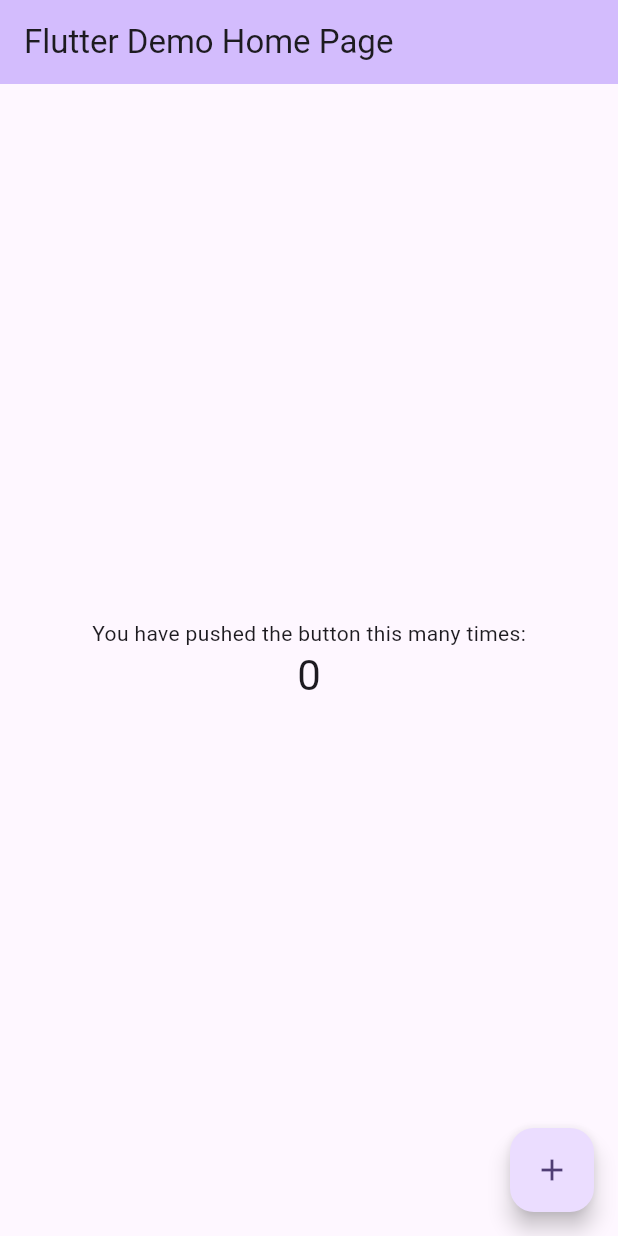
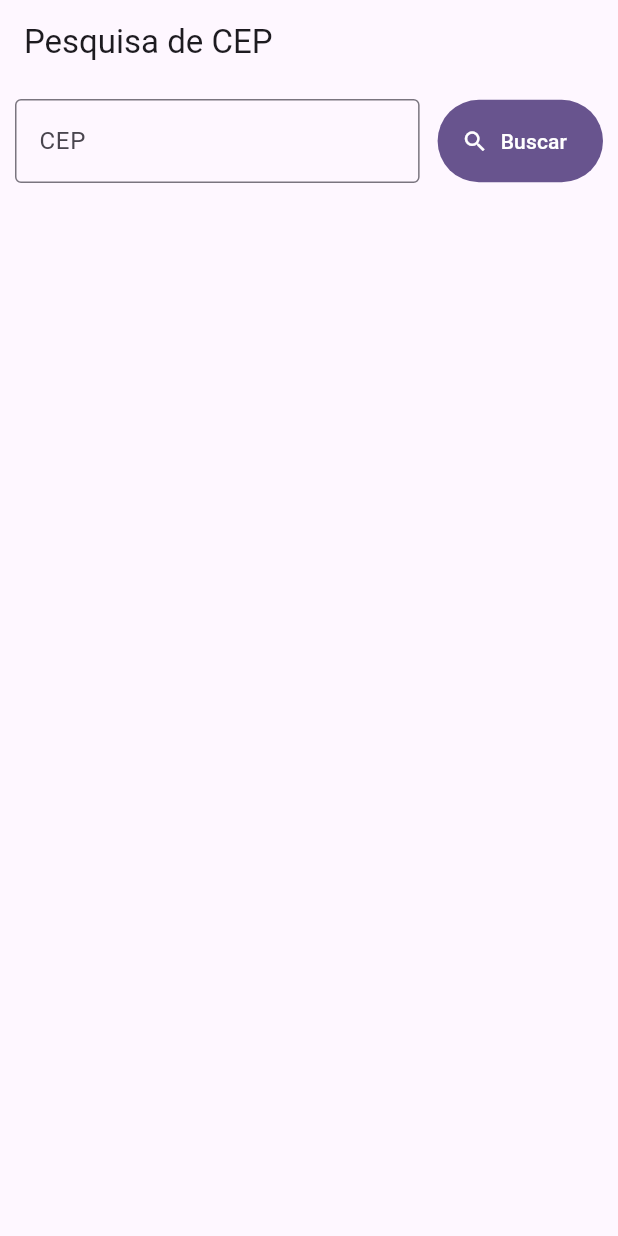
Before and after one commit to samuel-2future/flutter_mvvm_designer_patterns, a Flutter app: the screen it shows after launch, on a phone screen of 412 x 824 dp. Run offline on Flutter 3.47's test engine with Material 3 defaults, Android fonts, the phone set to English and light mode, and no system bars; our stand-ins replace get_it.

Commit message:
camadas DDD + MVVVM

```diff
--- /dev/null
+++ b/lib/data/repositories/cep_repository_impl.dart
@@ -0,0 +1,16 @@
+import '../../domain/entities/cep_address.dart';
+import '../../domain/repositories/cep_repository.dart';
+import '../mappers/cep_address_mapper.dart';
+import '../sources/remote/cep_remote_source.dart';
+
+class CepRepositoryImpl implements CepRepository {
+  final CepRemoteSource remote;
+
+  CepRepositoryImpl(this.remote);
+
+  @override
+  Future<CepAddress> buscarCepRepo(String cep) async {
+    final dto = await remote.buscarCep(cep);
+    return dto.toDomain();
+  }
+}
--- /dev/null
+++ b/lib/domain/entities/cep_address.dart
@@ -0,0 +1,15 @@
+// domain/entities/cep_address.dart
+class CepAddress {
+  final String cep, logradouro, bairro, localidade, uf;
+  final String? complemento, ddd, ibge;
+  const CepAddress({
+    required this.cep,
+    required this.logradouro,
+    required this.bairro,
+    required this.localidade,
+    required this.uf,
+    this.complemento,
+    this.ddd,
+    this.ibge,
+  });
+}
--- /dev/null
+++ b/lib/domain/repositories/cep_repository.dart
@@ -0,0 +1,5 @@
+import '../entities/cep_address.dart';
+
+abstract class CepRepository {
+  Future<CepAddress> buscarCepRepo(String cep);
+}
--- /dev/null
+++ b/lib/domain/value_objects/Cep.dart
@@ -0,0 +1,13 @@
+class Cep {
+  final String value;
+  static final _re = RegExp(r'^\d{8}$');
+
+  const Cep._(this.value);
+
+  static String _digitsOnly(String s) => s.replaceAll(RegExp(r'\D'), '');
+
+  static Cep? tryParse(String input) {
+    final only = _digitsOnly(input);
+    return _re.hasMatch(only) ? Cep._(only) : null;
+  }
+}
--- a/lib/main.dart
+++ b/lib/main.dart
@@ -1,122 +1,25 @@
 import 'package:flutter/material.dart';
+import 'package:flutter_mvvm_designer_patterns/presentation/views/seach_cep.dart';
 
-void main() {
+import 'app/di/injector.dart';
+
+void main() async {
+  WidgetsFlutterBinding.ensureInitialized();
+  await setupDI();
   runApp(const MyApp());
 }
 
 class MyApp extends StatelessWidget {
   const MyApp({super.key});
 
-  // This widget is the root of your application.
   @override
   Widget build(BuildContext context) {
     return MaterialApp(
       title: 'Flutter Demo',
       theme: ThemeData(
-        // This is the theme of your application.
-        //
-        // TRY THIS: Try running your application with "flutter run". You'll see
-        // the application has a purple toolbar. Then, without quitting the app,
-        // try changing the seedColor in the colorScheme below to Colors.green
-        // and then invoke "hot reload" (save your changes or press the "hot
-        // reload" button in a Flutter-supported IDE, or press "r" if you used
-        // the command line to start the app).
-        //
-        // Notice that the counter didn't reset back to zero; the application
-        // state is not lost during the reload. To reset the state, use hot
-        // restart instead.
-        //
-        // This works for code too, not just values: Most code changes can be
-        // tested with just a hot reload.
         colorScheme: ColorScheme.fromSeed(seedColor: Colors.deepPurple),
       ),
-      home: const MyHomePage(title: 'Flutter Demo Home Page'),
+      home: const SearchCep(),
     );
   }
 }
-
-class MyHomePage extends StatefulWidget {
-  const MyHomePage({super.key, required this.title});
-
-  // This widget is the home page of your application. It is stateful, meaning
-  // that it has a State object (defined below) that contains fields that affect
-  // how it looks.
-
-  // This class is the configuration for the state. It holds the values (in this
-  // case the title) provided by the parent (in this case the App widget) and
-  // used by the build method of the State. Fields in a Widget subclass are
-  // always marked "final".
-
-  final String title;
-
-  @override
-  State<MyHomePage> createState() => _MyHomePageState();
-}
-
-class _MyHomePageState extends State<MyHomePage> {
-  int _counter = 0;
-
-  void _incrementCounter() {
-    setState(() {
-      // This call to setState tells the Flutter framework that something has
-      // changed in this State, which causes it to rerun the build method below
-      // so that the display can reflect the updated values. If we changed
-      // _counter without calling setState(), then the build method would not be
-      // called again, and so nothing would appear to happen.
-      _counter++;
-    });
-  }
-
-  @override
-  Widget build(BuildContext context) {
-    // This method is rerun every time setState is called, for instance as done
-    // by the _incrementCounter method above.
-    //
-    // The Flutter framework has been optimized to make rerunning build methods
-    // fast, so that you can just rebuild anything that needs updating rather
-    // than having to individually change instances of widgets.
-    return Scaffold(
-      appBar: AppBar(
-        // TRY THIS: Try changing the color here to a specific color (to
-        // Colors.amber, perhaps?) and trigger a hot reload to see the AppBar
-        // change color while the other colors stay the same.
-        backgroundColor: Theme.of(context).colorScheme.inversePrimary,
-        // Here we take the value from the MyHomePage object that was created by
-        // the App.build method, and use it to set our appbar title.
-        title: Text(widget.title),
-      ),
-      body: Center(
-        // Center is a layout widget. It takes a single child and positions it
-        // in the middle of the parent.
-        child: Column(
-          // Column is also a layout widget. It takes a list of children and
-          // arranges them vertically. By default, it sizes itself to fit its
-          // children horizontally, and tries to be as tall as its parent.
-          //
-          // Column has various properties to control how it sizes itself and
-          // how it positions its children. Here we use mainAxisAlignment to
-          // center the children vertically; the main axis here is the vertical
-          // axis because Columns are vertical (the cross axis would be
-          // horizontal).
-          //
-          // TRY THIS: Invoke "debug painting" (choose the "Toggle Debug Paint"
-          // action in the IDE, or press "p" in the console), to see the
-          // wireframe for each widget.
-          mainAxisAlignment: MainAxisAlignment.center,
-          children: <Widget>[
-            const Text('You have pushed the button this many times:'),
-            Text(
-              '$_counter',
-              style: Theme.of(context).textTheme.headlineMedium,
-            ),
-          ],
-        ),
-      ),
-      floatingActionButton: FloatingActionButton(
-        onPressed: _incrementCounter,
-        tooltip: 'Increment',
-        child: const Icon(Icons.add),
-      ), // This trailing comma makes auto-formatting nicer for build methods.
-    );
-  }
-}
--- /dev/null
+++ b/lib/presentation/view_models/search_cep_view_model.dart
@@ -0,0 +1,52 @@
+import 'package:flutter/material.dart';
+import '../../domain/repositories/cep_repository.dart';
+import '../../domain/value_objects/Cep.dart';
+
+class SearchCepViewModel extends ChangeNotifier {
+  final CepRepository repository;
+  final TextEditingController cepCtrl;
+
+  bool isLoading;
+  String? error;
+
+  final GlobalKey<FormState> formKey;
+
+  SearchCepViewModel({
+    required this.repository,
+    TextEditingController? cepCtrl,
+    this.isLoading = false,
+    this.error,
+    GlobalKey<FormState>? formKey})  : cepCtrl = cepCtrl ?? TextEditingController(),
+        formKey = formKey ?? GlobalKey<FormState>();
+
+  Future<void> buscarCep(BuildContext context) async {
+    final cep = Cep.tryParse(cepCtrl.text);
+
+    if (cep == null) {
+      ScaffoldMessenger.of(context).showSnackBar(
+        const SnackBar(content: Text('Informe um CEP com 8 dígitos.')),
+      );
+      return;
+    }
+
+    ScaffoldMessenger.of(context).showSnackBar(
+      SnackBar(content: Text('Buscando CEP ${cep.value}...')),
+    );
+
+    try {
+      final address = await repository.buscarCepRepo(cep.value);
+
+      ScaffoldMessenger.of(context).showSnackBar(
+        SnackBar(content: Text(
+          '${address.logradouro.isEmpty ? 'Logradouro não informado' : address.logradouro} - '
+              '${address.bairro.isEmpty ? 'Bairro não informado' : address.bairro} - '
+              '${address.localidade}/${address.uf}',
+        )),
+      );
+    } catch (e) {
+      ScaffoldMessenger.of(context).showSnackBar(
+        SnackBar(content: Text(e.toString())),
+      );
+    }
+  }
+}
--- /dev/null
+++ b/lib/presentation/views/seach_cep.dart
@@ -0,0 +1,58 @@
+import 'package:flutter/material.dart';
+import 'package:flutter/services.dart';
+import '../../app/di/injector.dart';
+import '../../domain/repositories/cep_repository.dart';
+import '../view_models/search_cep_view_model.dart';
+
+class SearchCep extends StatefulWidget {
+  const SearchCep({super.key});
+
+  @override
+  State<SearchCep> createState() => _SearchCepState();
+}
+
+class _SearchCepState extends State<SearchCep> {
+  final vm = SearchCepViewModel(repository: sl<CepRepository>());
+
+  @override
+  void dispose() {
+    vm.cepCtrl.dispose();
+    super.dispose();
+  }
+
+  @override
+  Widget build(BuildContext context) {
+    return Scaffold(
+      appBar: AppBar(title: const Text('Pesquisa de CEP')),
+      body: Padding(
+        padding: const EdgeInsets.all(10),
+        child: Row(
+          children: [
+            Expanded(
+              child: TextField(
+                controller: vm.cepCtrl,
+                decoration: const InputDecoration(
+                  labelText: 'CEP',
+                  hintText: 'Apenas números (8 dígitos)',
+                  border: OutlineInputBorder(),
+                ),
+                keyboardType: TextInputType.number,
+                textInputAction: TextInputAction.search,
+                onSubmitted: (_) async => await vm.buscarCep(context),
+              ),
+            ),
+            const SizedBox(width: 12),
+            SizedBox(
+              height: 55,
+              child: FilledButton.icon(
+                onPressed: () async =>  await vm.buscarCep(context),
+                icon: const Icon(Icons.search),
+                label: const Text('Buscar'),
+              ),
+            ),
+          ],
+        ),
+      ),
+    );
+  }
+}
--- a/pubspec.yaml
+++ b/pubspec.yaml
@@ -34,6 +34,8 @@ dependencies:
   # The following adds the Cupertino Icons font to your application.
   # Use with the CupertinoIcons class for iOS style icons.
   cupertino_icons: ^1.0.8
+  http: ^1.5.0
+  get_it: ^8.2.0
 
 dev_dependencies:
   flutter_test:
```
Also changed, not shown: lib/app/di/injector.dart (added, +13 -0 lines), lib/data/dtos/cep_address_dto.dart (added, +32 -0 lines), lib/data/mappers/cep_address_mapper.dart (added, +16 -0 lines), lib/data/services/api_client.dart (added, +166 -0 lines), lib/data/sources/remote/cep_remote_source.dart (added, +21 -0 lines), pubspec.lock.
